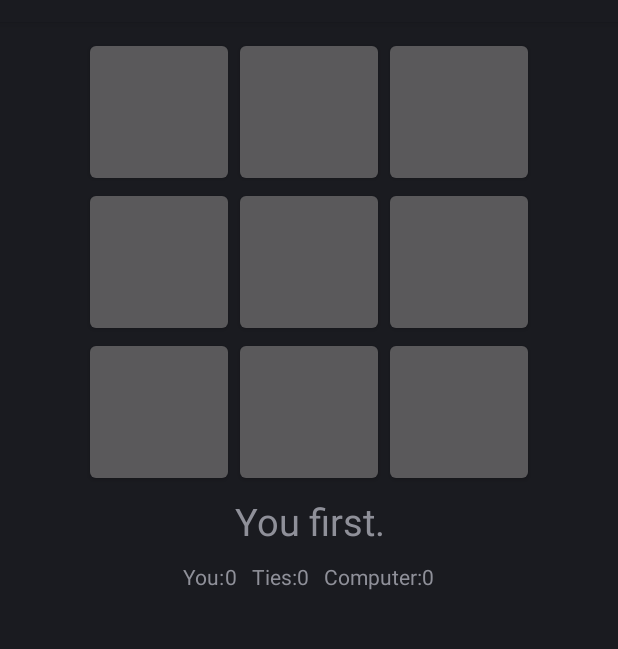
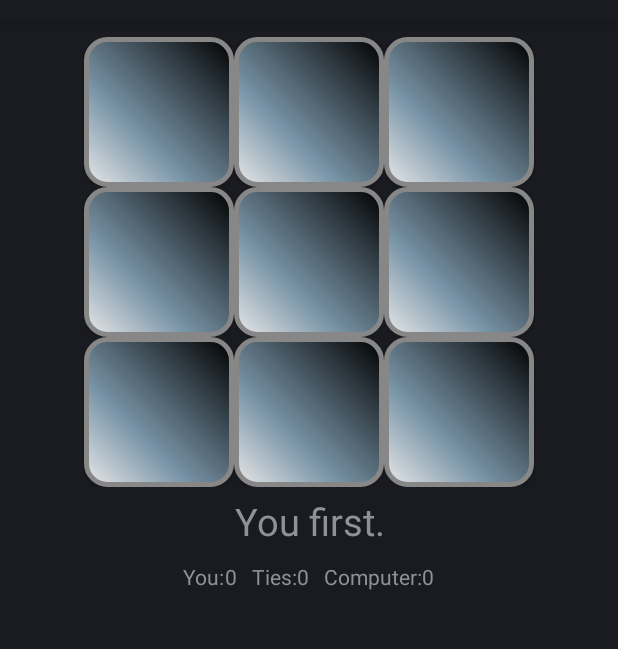
Before and after one commit to qianmai/CSCI3320-Advanced-Programming, an Android app: the screen it shows after launch (Project2_TicTacToeActivity), on a phone screen of 412 x 824 dp, the part 62-711 px from its top. Run offline under Robolectric (Android 15) with nearby library versions, the phone set to English and light mode, and no system bars.

Commit message:
Updated Button Background

```diff
--- /dev/null
+++ b/TicTacToe/app/src/main/res/drawable/buttonshape.xml
@@ -0,0 +1,28 @@
+<?xml version="1.0" encoding="utf-8"?>
+<shape xmlns:android="http://schemas.android.com/apk/res/android" android:shape="rectangle" >
+    <corners
+        android:radius="14dp"
+        />
+    <gradient
+        android:angle="45"
+        android:centerX="35%"
+        android:centerColor="#7995A8"
+        android:startColor="#E8E8E8"
+        android:endColor="#000000"
+        android:type="linear"
+        />
+    <padding
+        android:left="0dp"
+        android:top="0dp"
+        android:right="0dp"
+        android:bottom="0dp"
+        />
+    <size
+        android:width="270dp"
+        android:height="60dp"
+        />
+    <stroke
+        android:width="3dp"
+        android:color="#878787"
+        />
+</shape>
--- a/TicTacToe/app/src/main/res/layout/activity_main.xml
+++ b/TicTacToe/app/src/main/res/layout/activity_main.xml
@@ -21,21 +21,26 @@
                 android:layout_width="100sp"
                 android:layout_height="100sp"
                 android:text="@string/one"
-                android:textSize="70sp" />
+                android:textSize="70sp"
+                android:background="@drawable/buttonshape"
+                android:nestedScrollingEnabled="false" />
+
 
             <Button
                 android:id="@+id/two"
                 android:layout_width="100sp"
                 android:layout_height="100sp"
                 android:text="@string/two"
-                android:textSize="70sp" />
+                android:textSize="70sp"
+                android:background="@drawable/buttonshape" />
 
             <Button
                 android:id="@+id/three"
                 android:layout_width="100sp"
                 android:layout_height="100sp"
                 android:text="@string/three"
-                android:textSize="70sp" />
+                android:textSize="70sp"
+                android:background="@drawable/buttonshape" />
         </TableRow>
 
         <TableRow
@@ -49,21 +54,24 @@
                 android:layout_width="100sp"
                 android:layout_height="100sp"
                 android:text="@string/four"
-                android:textSize="70sp" />
+                android:textSize="70sp"
+                android:background="@drawable/buttonshape" />
 
             <Button
                 android:id="@+id/five"
                 android:layout_width="100sp"
                 android:layout_height="100sp"
                 android:text="@string/five"
-                android:textSize="70sp" />
+                android:textSize="70sp"
+                android:background="@drawable/buttonshape" />
 
             <Button
                 android:id="@+id/six"
                 android:layout_width="100sp"
                 android:layout_height="100sp"
                 android:text="@string/six"
-                android:textSize="70sp" />
+                android:textSize="70sp"
+                android:background="@drawable/buttonshape" />
         </TableRow>
 
         <TableRow
@@ -77,21 +85,24 @@
                 android:layout_width="100sp"
                 android:layout_height="100sp"
                 android:text="@string/seven"
-                android:textSize="70sp" />
+                android:textSize="70sp"
+                android:background="@drawable/buttonshape" />
 
             <Button
                 android:id="@+id/eight"
                 android:layout_width="100sp"
                 android:layout_height="100sp"
                 android:text="@string/eight"
-                android:textSize="70sp" />
+                android:textSize="70sp"
+                android:background="@drawable/buttonshape" />
 
             <Button
                 android:id="@+id/nine"
                 android:layout_width="100sp"
                 android:layout_height="100sp"
                 android:text="@string/nine"
-                android:textSize="70sp" />
+                android:textSize="70sp"
+                android:background="@drawable/buttonshape" />
         </TableRow>
     </TableLayout>
 
```
